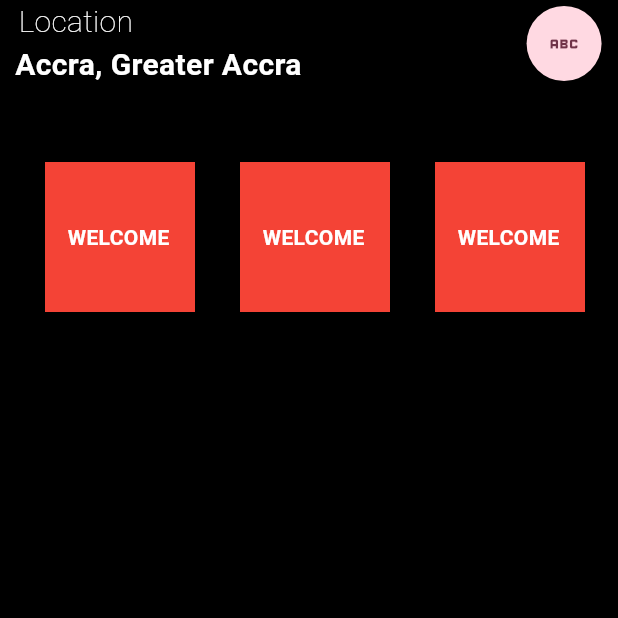
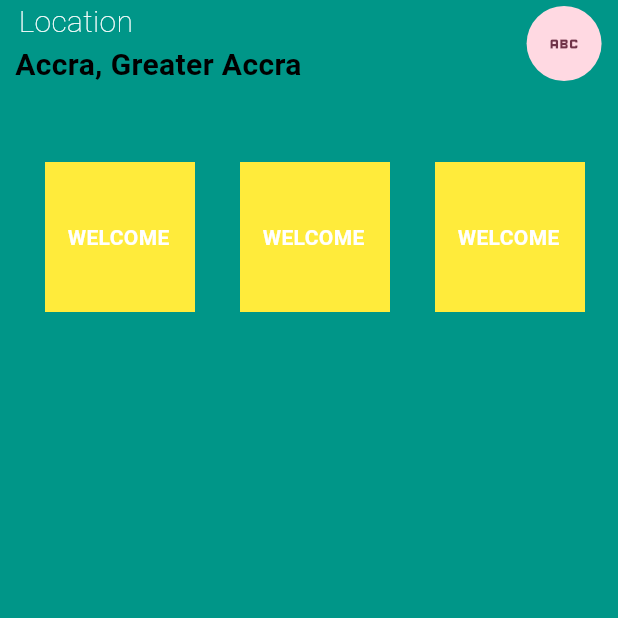
Before and after one commit to jaemax234/flutterproject5, a Flutter app: the screen it shows after launch, on a phone screen of 412 x 824 dp, the top half of it. Run offline on Flutter 3.47's test engine with Material 3 defaults, Android fonts, the phone set to English and light mode, and no system bars.

Commit message:
new chnage

```diff
--- a/lib/main.dart
+++ b/lib/main.dart
@@ -26,7 +26,7 @@ class Homepage extends StatelessWidget {
   Widget build(BuildContext context) {
     return Scaffold(
 
-      backgroundColor: Color.fromARGB(255, 0, 0, 0),
+      backgroundColor: Colors.teal,
       body: SafeArea(
         child: Column(
           children: [
@@ -35,10 +35,11 @@ class Homepage extends StatelessWidget {
               children: [
               Column(children: [
                 Container(child: Text("Location", style: TextStyle(fontSize: 20 ,color: Colors.white, fontWeight: FontWeight.w100), ),margin: EdgeInsets.fromLTRB(0, 0, 100, 0),),
-                Container( margin:EdgeInsets.fromLTRB(10, 0, 0, 0), child: Text("Accra, Greater Accra", style: TextStyle(fontSize: 20, color: Colors.white,fontWeight: FontWeight.bold),))
+                Container( margin:EdgeInsets.fromLTRB(10, 0, 0, 0), child: Text("Accra, Greater Accra", style: TextStyle(fontSize: 20, color: Colors.black,fontWeight: FontWeight.bold),))
               ],),
-               Container(child: CircleAvatar(child: Icon(Icons.abc), radius: 25,), margin: EdgeInsets.fromLTRB(150, 0, 0, 0),) ,
+               Container(child: CircleAvatar(child: Icon(Icons.abc), radius: 25,) , margin: EdgeInsets.fromLTRB(150, 0, 0, 0),) ,
             ],),
+
             Row(
 
               children: [
@@ -48,7 +49,7 @@ class Homepage extends StatelessWidget {
                   height: 100,
                   margin: EdgeInsets.fromLTRB(30, 50, 0, 0),
                   padding: EdgeInsets.fromLTRB(15, 40, 0, 0),
-                  child: Text("WELCOME", style:TextStyle(fontWeight: FontWeight.bold, color: Colors.white)), color: Colors.red,
+                  child: Text("WELCOME", style:TextStyle(fontWeight: FontWeight.bold, color: Colors.white)), color: Colors.yellow,
                   ),
                   Container(
 
@@ -56,7 +57,7 @@ class Homepage extends StatelessWidget {
                   height: 100,
                   margin: EdgeInsets.fromLTRB(30, 50, 0, 0),
                   padding: EdgeInsets.fromLTRB(15, 40, 0, 0),
-                  child: Text("WELCOME", style:TextStyle(fontWeight: FontWeight.bold, color: Colors.white)), color: Colors.red,
+                  child: Text("WELCOME", style:TextStyle(fontWeight: FontWeight.bold, color: Colors.white)), color: Colors.yellow,
                   ),
 
                    Container(
@@ -65,7 +66,7 @@ class Homepage extends StatelessWidget {
                   height: 100,
                   margin: EdgeInsets.fromLTRB(30, 50, 0, 0),
                   padding: EdgeInsets.fromLTRB(15, 40, 0, 0),
-                  child: Text("WELCOME", style:TextStyle(fontWeight: FontWeight.bold, color: Colors.white)), color: Colors.red,
+                  child: Text("WELCOME", style:TextStyle(fontWeight: FontWeight.bold, color: Colors.white)), color: Colors.yellow,
                   ),
               ],
             ),
```
